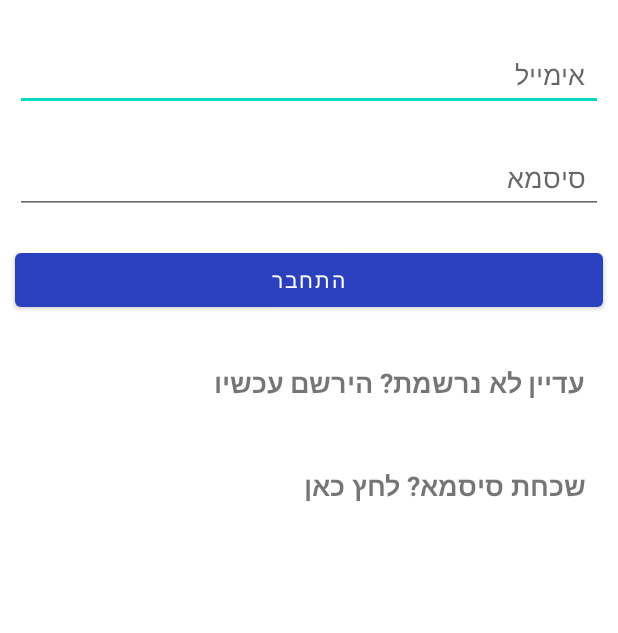
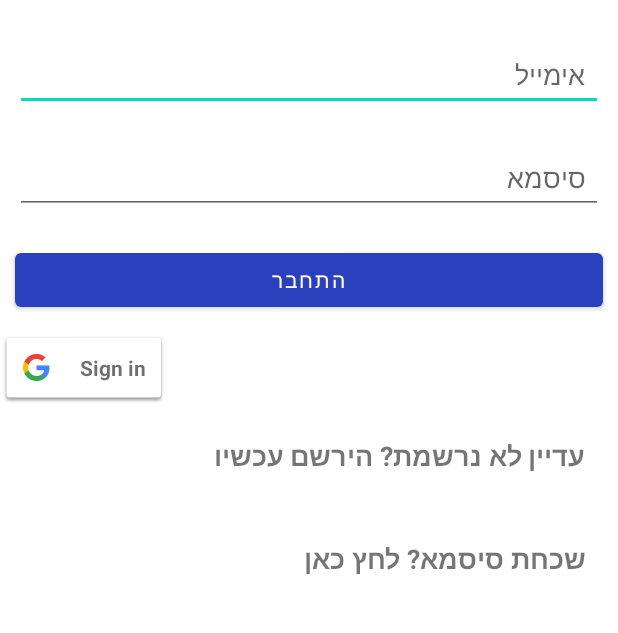
Before and after one commit to erezdav22/Sublet_park, an Android app: the login screen opened directly, with no data from a screen before it, on a phone screen of 412 x 824 dp, the part 271-904 px from its top. Run offline under Robolectric (Android 15) with nearby library versions, the phone set to English and light mode, and no system bars; our stand-ins replace Firebase (no records; nobody signed in at launch, a user with empty details on screens opened directly).

Commit message:
adding users to db+ reset password via email

```diff
--- a/SubletPark/app/src/main/java/com/example/subletpark/ResetPassword.java
+++ b/SubletPark/app/src/main/java/com/example/subletpark/ResetPassword.java
@@ -54,7 +54,7 @@ public class ResetPassword extends AppCompatActivity {
             return;
         }
 
-        progressBar.setVisibility(View.VISIBLE);
+//        progressBar.setVisibility(View.VISIBLE);
 
         auth.sendPasswordResetEmail(email).addOnCompleteListener(new OnCompleteListener<Void>() {
             @Override
--- a/SubletPark/app/src/main/java/com/example/subletpark/login.java
+++ b/SubletPark/app/src/main/java/com/example/subletpark/login.java
@@ -13,6 +13,8 @@ import android.widget.ProgressBar;
 import android.widget.TextView;
 import android.widget.Toast;
 
+import com.google.android.gms.auth.api.signin.GoogleSignInOptions;
+import com.google.android.gms.common.api.GoogleApiClient;
 import com.google.android.gms.tasks.OnCompleteListener;
 import com.google.android.gms.tasks.Task;
 import com.google.firebase.auth.AuthResult;
@@ -25,6 +27,7 @@ public class login extends AppCompatActivity {
     private Button loginButton;
     private FirebaseAuth mAuth;
     private ProgressBar progressBar;
+
 
     @Override
     protected void onCreate(Bundle savedInstanceState) {
@@ -42,6 +45,13 @@ public class login extends AppCompatActivity {
         forgotPassword=findViewById(R.id.forgotPassword);
         forgotPassword.setOnClickListener(this::resetPass);
         textViewRegister.setOnClickListener(this::register);
+
+        // Configure Google Sign In
+        GoogleSignInOptions gso = new GoogleSignInOptions.Builder(GoogleSignInOptions.DEFAULT_SIGN_IN)
+                .requestIdToken(getString(R.string.default_web_client_id))
+                .requestEmail()
+                .build();
+
 
     }
 
--- a/SubletPark/app/src/main/res/layout/activity_login.xml
+++ b/SubletPark/app/src/main/res/layout/activity_login.xml
@@ -45,6 +45,10 @@
         android:text="התחבר"
         app:backgroundTint="#2A40BC" />
 
+    <com.google.android.gms.common.SignInButton
+        android:id="@+id/googleSignIn"
+        android:layout_width="wrap_content"
+        android:layout_height="wrap_content" />
     <ProgressBar
         android:id="@+id/progressBar"
         style="?android:attr/progressBarStyle"
```
Also changed, not shown: SubletPark/app/src/main/AndroidManifest.xml (+6 -1 lines), SubletPark/app/src/main/java/com/example/subletpark/MainActivity.java (+1 -7 lines), SubletPark/app/src/main/java/com/example/subletpark/Registration.java (+30 -0 lines).
